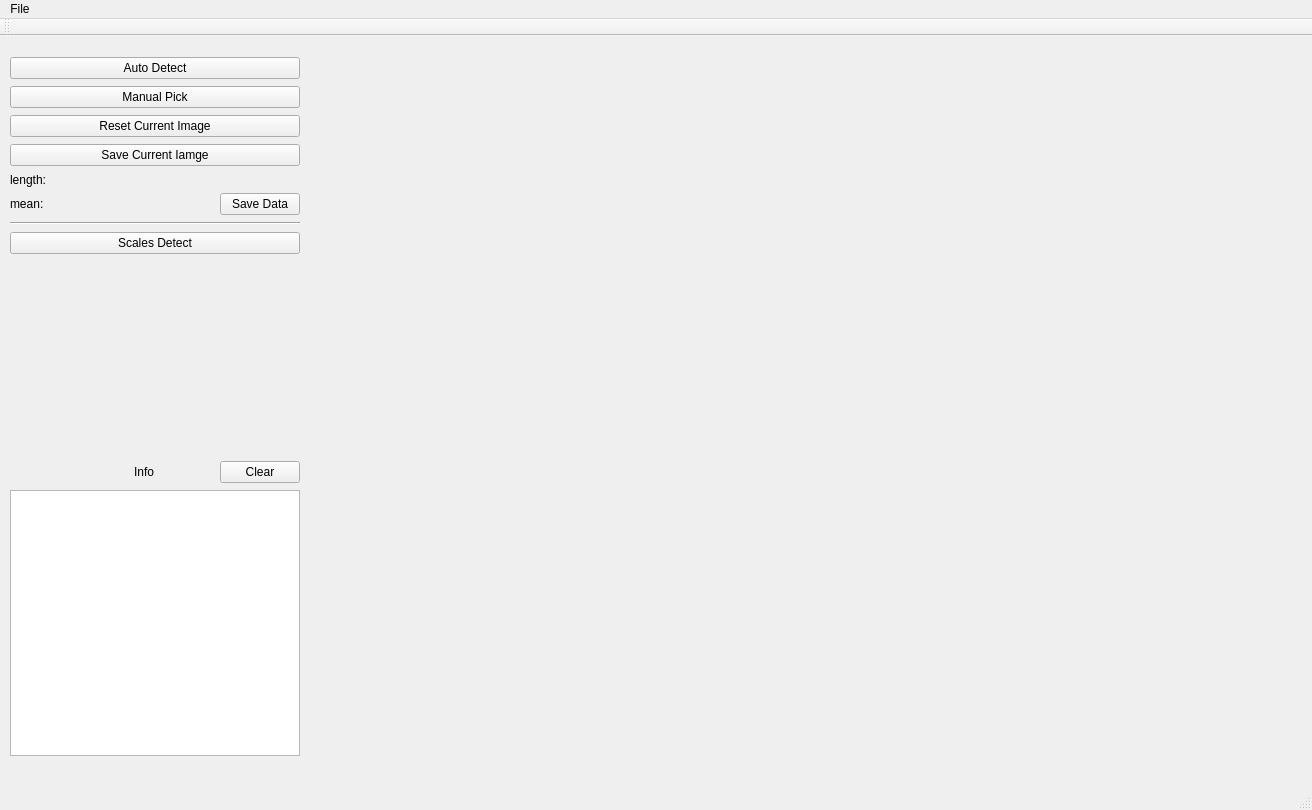
This is CashmereDetector/CashmereDetector.ui in HWeigo/CashmereDetector as Qt 5 draws it before an edit. The edited form follows.
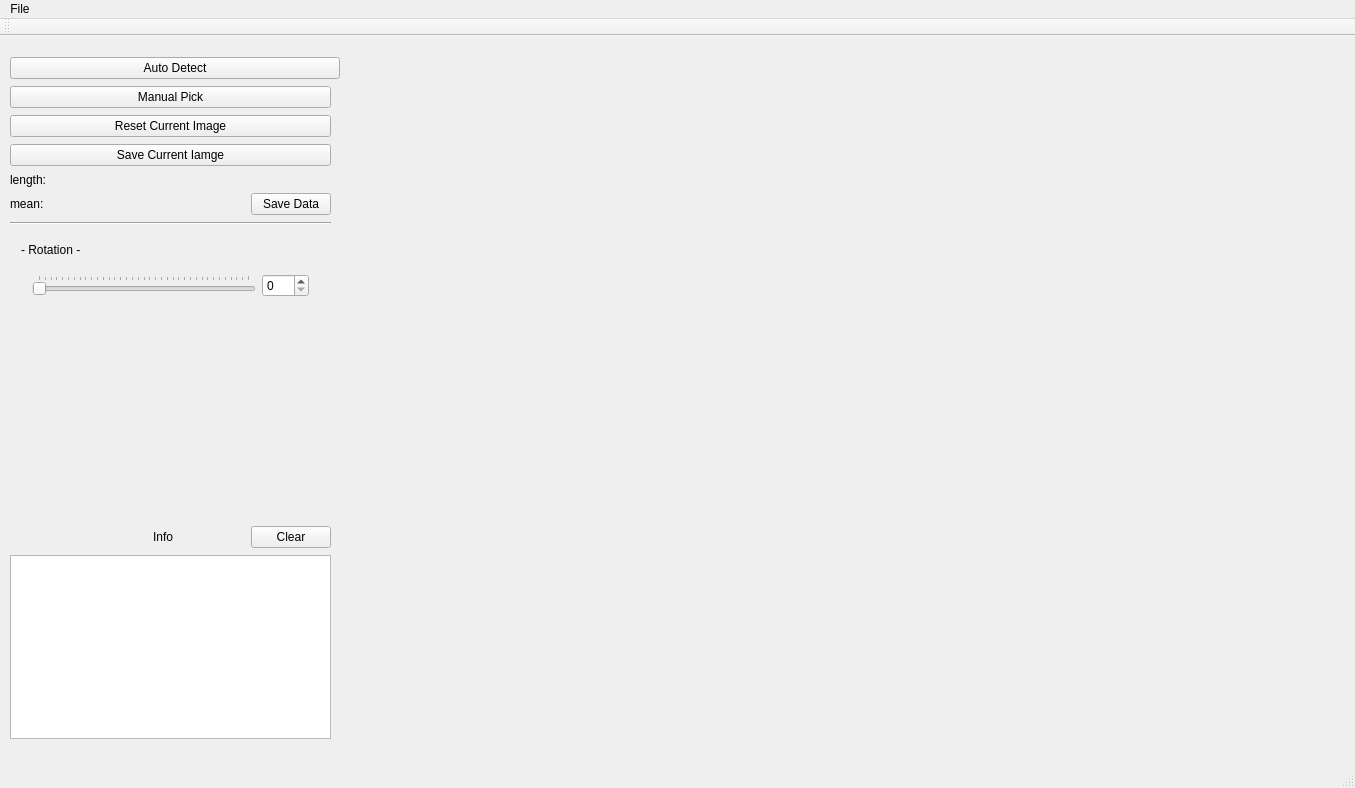
This is the edited form.

Diff of the .ui file:
```diff
--- a/CashmereDetector/CashmereDetector.ui
+++ b/CashmereDetector/CashmereDetector.ui
@@ -6,8 +6,8 @@
    <rect>
     <x>0</x>
     <y>0</y>
-    <width>1312</width>
-    <height>810</height>
+    <width>1355</width>
+    <height>788</height>
    </rect>
   </property>
   <property name="windowTitle">
@@ -17,7 +17,7 @@
    <widget class="QWidget" name="widget" native="true">
     <property name="geometry">
      <rect>
-      <x>320</x>
+      <x>370</x>
       <y>10</y>
       <width>960</width>
       <height>720</height>
@@ -29,8 +29,8 @@
      <rect>
       <x>10</x>
       <y>10</y>
-      <width>301</width>
-      <height>721</height>
+      <width>332</width>
+      <height>704</height>
      </rect>
     </property>
     <layout class="QVBoxLayout" name="verticalLayout">
@@ -42,6 +42,12 @@
      </property>
      <item>
       <widget class="QPushButton" name="pushButton_autoDetect">
+       <property name="minimumSize">
+        <size>
+         <width>330</width>
+         <height>0</height>
+        </size>
+       </property>
        <property name="text">
         <string>Auto Detect</string>
        </property>
@@ -115,10 +121,42 @@
       </widget>
      </item>
      <item>
-      <widget class="QPushButton" name="pushButton_scalesDetect">
-       <property name="text">
-        <string>Scales Detect</string>
-       </property>
+      <widget class="QWidget" name="widget_2" native="true">
+       <layout class="QVBoxLayout" name="verticalLayout_2">
+        <item>
+         <widget class="QLabel" name="label">
+          <property name="text">
+           <string>- Rotation -</string>
+          </property>
+         </widget>
+        </item>
+        <item>
+         <widget class="QWidget" name="widget_3" native="true">
+          <layout class="QHBoxLayout" name="horizontalLayout">
+           <item>
+            <widget class="QSlider" name="slider_rotate">
+             <property name="maximum">
+              <number>360</number>
+             </property>
+             <property name="orientation">
+              <enum>Qt::Horizontal</enum>
+             </property>
+             <property name="tickPosition">
+              <enum>QSlider::TicksAbove</enum>
+             </property>
+            </widget>
+           </item>
+           <item>
+            <widget class="QSpinBox" name="spin_rotate">
+             <property name="maximum">
+              <number>360</number>
+             </property>
+            </widget>
+           </item>
+          </layout>
+         </widget>
+        </item>
+       </layout>
       </widget>
      </item>
      <item>
@@ -193,8 +231,8 @@
         <string>&lt;!DOCTYPE HTML PUBLIC &quot;-//W3C//DTD HTML 4.0//EN&quot; &quot;http://www.w3.org/TR/REC-html40/strict.dtd&quot;&gt;
 &lt;html&gt;&lt;head&gt;&lt;meta name=&quot;qrichtext&quot; content=&quot;1&quot; /&gt;&lt;style type=&quot;text/css&quot;&gt;
 p, li { white-space: pre-wrap; }
-&lt;/style&gt;&lt;/head&gt;&lt;body style=&quot; font-family:'SimSun'; font-size:9pt; font-weight:400; font-style:normal;&quot;&gt;
-&lt;p style=&quot;-qt-paragraph-type:empty; margin-top:0px; margin-bottom:0px; margin-left:0px; margin-right:0px; -qt-block-indent:0; text-indent:0px;&quot;&gt;&lt;br /&gt;&lt;/p&gt;&lt;/body&gt;&lt;/html&gt;</string>
+&lt;/style&gt;&lt;/head&gt;&lt;body style=&quot; font-family:'SimSun'; font-size:11.25pt; font-weight:400; font-style:normal;&quot;&gt;
+&lt;p style=&quot;-qt-paragraph-type:empty; margin-top:0px; margin-bottom:0px; margin-left:0px; margin-right:0px; -qt-block-indent:0; text-indent:0px; font-size:9pt;&quot;&gt;&lt;br /&gt;&lt;/p&gt;&lt;/body&gt;&lt;/html&gt;</string>
        </property>
       </widget>
      </item>
@@ -206,8 +244,8 @@
     <rect>
      <x>0</x>
      <y>0</y>
-     <width>1312</width>
-     <height>26</height>
+     <width>1355</width>
+     <height>23</height>
     </rect>
    </property>
    <widget class="QMenu" name="menuFile">
```
